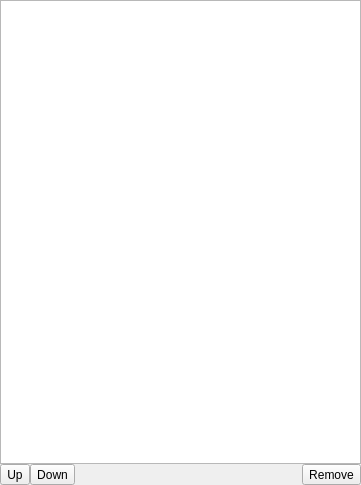
Before: the Qt Designer form ilastik/widgets/viewerControls.ui in ilastik/ilastik, drawn with Qt 5.
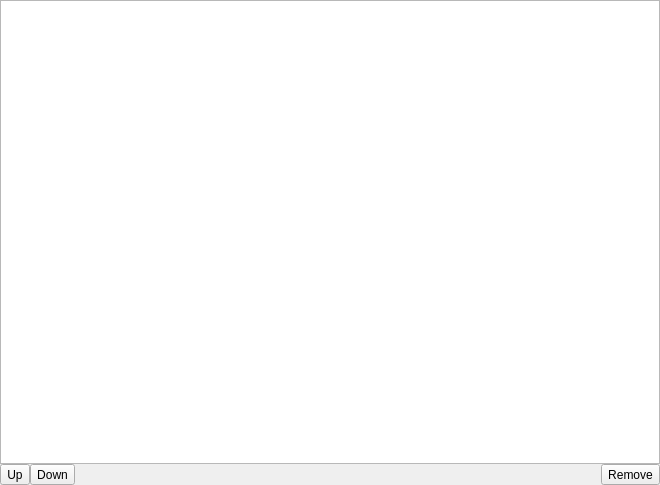
After: the same form once the commit is applied. Icons and pictures are not drawn. Custom widgets are drawn as their Qt base class.

Commit message: words are now fully visible by adding a horizontal slider and preserves the original starting width of viewer controls

What changed in the file:
```diff
--- a/ilastik/widgets/viewerControls.ui
+++ b/ilastik/widgets/viewerControls.ui
@@ -6,12 +6,12 @@
    <rect>
     <x>0</x>
     <y>0</y>
-    <width>361</width>
+    <width>660</width>
     <height>485</height>
    </rect>
   </property>
   <property name="sizePolicy">
-   <sizepolicy hsizetype="Preferred" vsizetype="Expanding">
+   <sizepolicy hsizetype="MinimumExpanding" vsizetype="Expanding">
     <horstretch>0</horstretch>
     <verstretch>0</verstretch>
    </sizepolicy>
```
Left out of the diff: 11 changed lines with no effect on the pictures. The commit also changes 1 other file.
